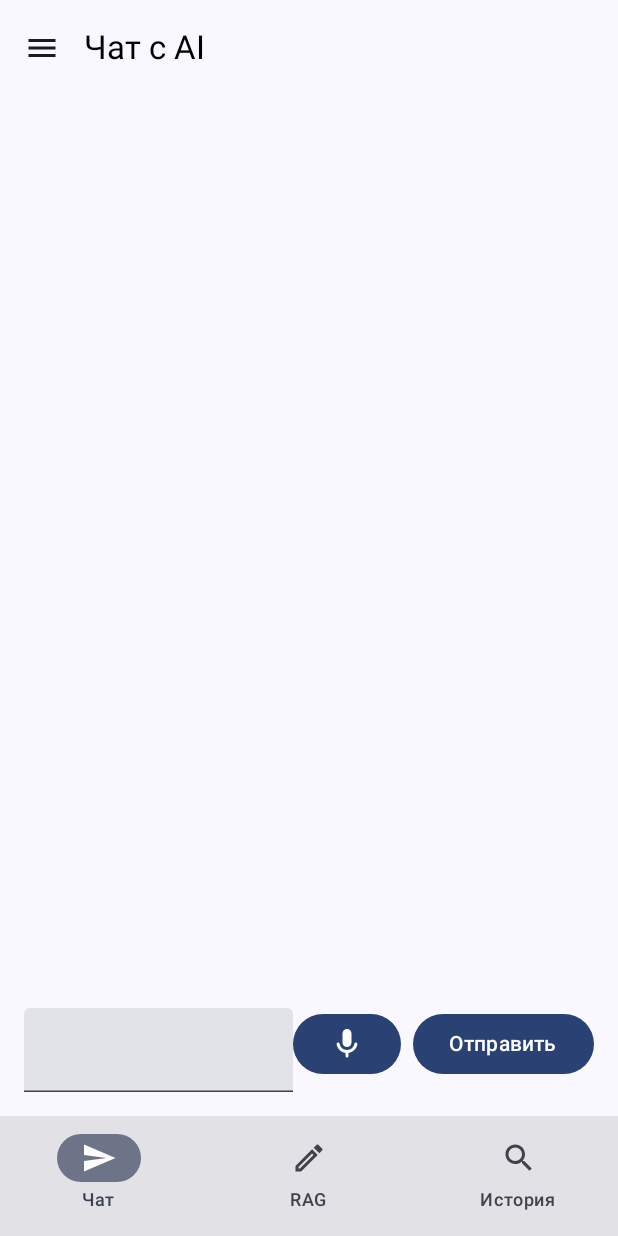
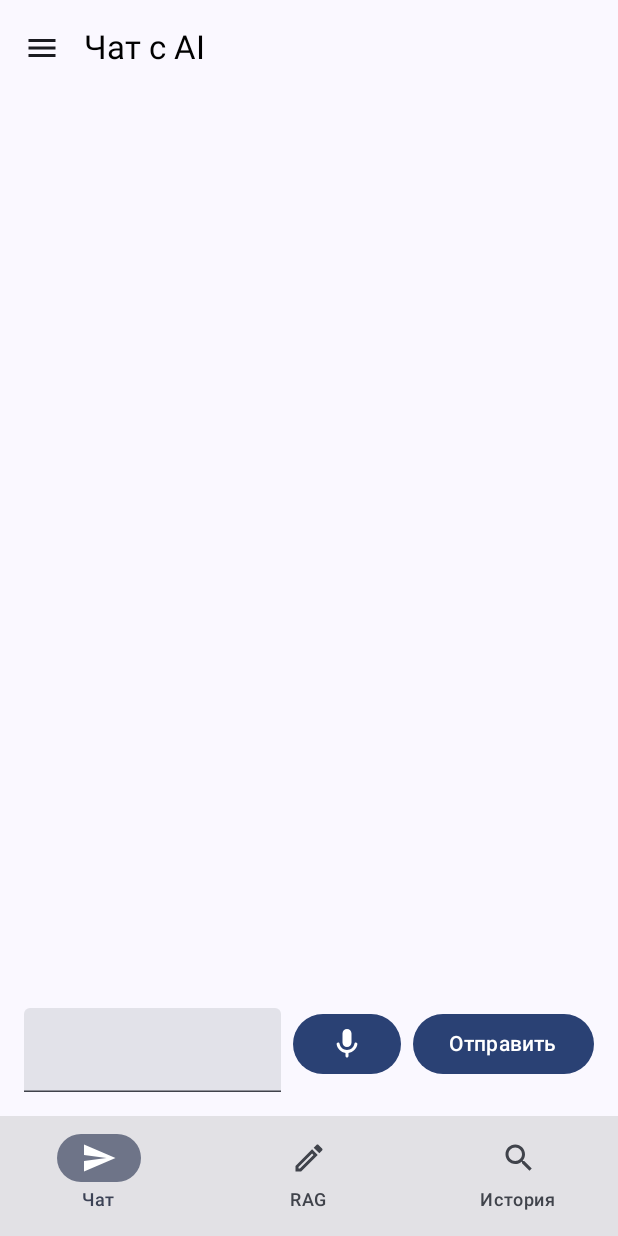
Before and after one commit to YarLys/ChatWithAI, an Android app built with Jetpack Compose: the screen it shows after launch (MainActivity), on a phone screen of 412 x 824 dp. Run offline under Robolectric (Android 15) with nearby library versions, the phone set to English and light mode, and no system bars; our stand-ins replace Dagger/Hilt's generated code, Room's generated code.

Commit message:
improved ui

```diff
--- a/app/src/main/java/com/example/chatwithai/di/AppModule.kt
+++ b/app/src/main/java/com/example/chatwithai/di/AppModule.kt
@@ -145,12 +145,12 @@ object AppModule {
             )
             database.execSQL(
                 """
-            ALTER TABLE history ADD COLUMN chatId INTEGER NOT NULL DEFAULT 1
+            INSERT OR IGNORE INTO chats (id, title) VALUES (1, 'Основной чат')
             """
             )
             database.execSQL(
                 """
-            INSERT OR IGNORE INTO chats (id, title) VALUES (1, 'Основной чат')
+            ALTER TABLE history ADD COLUMN chatId INTEGER NOT NULL DEFAULT 1
             """
             )
             database.execSQL(
--- a/app/src/main/java/com/example/chatwithai/presentation/chat/ChatScreen.kt
+++ b/app/src/main/java/com/example/chatwithai/presentation/chat/ChatScreen.kt
@@ -202,7 +202,9 @@ fun ChatScreen() {
                                 viewModel.startVoiceRecognition()
                                 Log.d("Speaking", "Starting recognition")
                             }
-                        }
+                        },
+                        modifier = Modifier
+                            .padding(start = 8.dp)
                     ) {
                         AnimatedContent(
                             targetState = voiceToTextState.isSpeaking,
@@ -216,9 +218,6 @@ fun ChatScreen() {
                             }
                         }
                     }
-                    /*LaunchedEffect(voiceToTextState.spokenText) {
-                        if (!voiceToTextState.spokenText.isEmpty()) viewModel.updateUserMessage(voiceToTextState.spokenText)
-                    }*/
 
                     Button(
                         onClick = {
--- a/app/src/main/java/com/example/chatwithai/presentation/inspect_message/InspectMessageScreen.kt
+++ b/app/src/main/java/com/example/chatwithai/presentation/inspect_message/InspectMessageScreen.kt
@@ -2,7 +2,9 @@ package com.example.chatwithai.presentation.inspect_message
 
 import androidx.compose.foundation.background
 import androidx.compose.foundation.layout.*
+import androidx.compose.foundation.rememberScrollState
 import androidx.compose.foundation.shape.RoundedCornerShape
+import androidx.compose.foundation.verticalScroll
 import androidx.compose.material3.Card
 import androidx.compose.material3.CardDefaults
 import androidx.compose.material3.MaterialTheme
@@ -38,6 +40,7 @@ fun InspectMessageScreen() {
             Column(
                 modifier = Modifier
                     .padding(16.dp)
+                    .verticalScroll(rememberScrollState())
             ) {
                 Text(
                     text = "Запрос",
@@ -68,6 +71,7 @@ fun InspectMessageScreen() {
             Column(
                 modifier = Modifier
                     .padding(16.dp)
+                    .verticalScroll(rememberScrollState())
             ) {
                 Text(
                     text = "Ответ",
```
